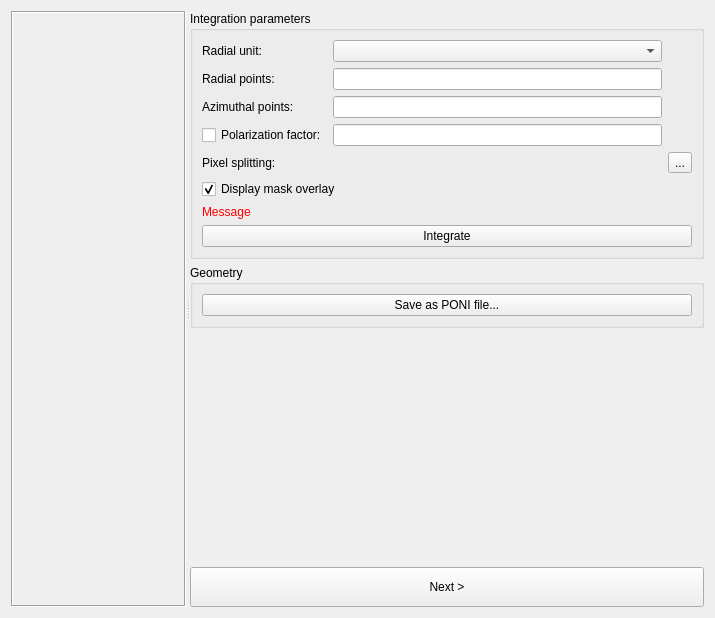
Above: pyFAI/resources/gui/calibration-result.ui from silx-kit/pyFAI before the change. Below: the same form after it.
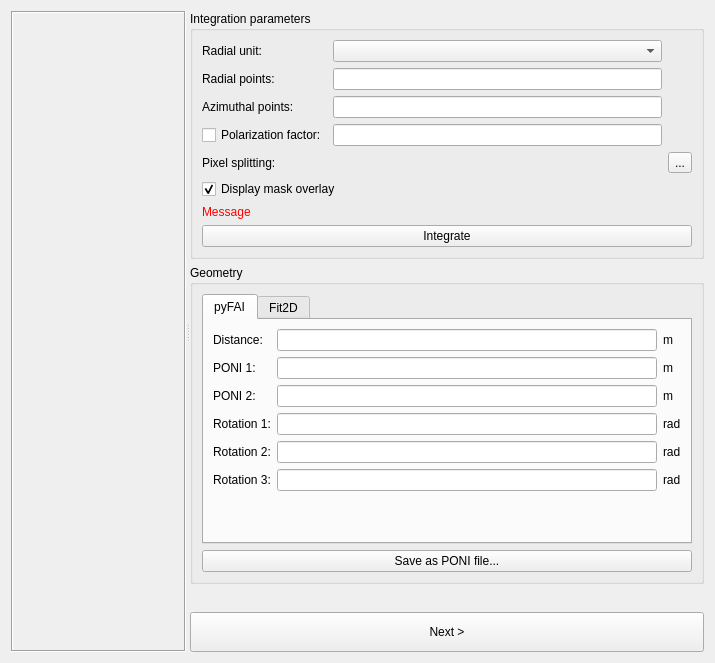
That is the form after the change. Custom widgets are drawn as their Qt base class.

Commit message: Alternative visulalization of geometry

```diff
--- a/pyFAI/resources/gui/calibration-result.ui
+++ b/pyFAI/resources/gui/calibration-result.ui
@@ -7,7 +7,7 @@
     <x>0</x>
     <y>0</y>
     <width>715</width>
-    <height>618</height>
+    <height>663</height>
    </rect>
   </property>
   <property name="windowTitle">
@@ -168,6 +168,366 @@
           <string>Geometry</string>
          </property>
          <layout class="QVBoxLayout" name="verticalLayout">
+          <item>
+           <widget class="QTabWidget" name="tabWidget">
+            <property name="currentIndex">
+             <number>0</number>
+            </property>
+            <widget class="QWidget" name="tab">
+             <attribute name="title">
+              <string>pyFAI</string>
+             </attribute>
+             <layout class="QGridLayout" name="gridLayout">
+              <item row="3" column="0">
+               <widget class="QLabel" name="label_3">
+                <property name="text">
+                 <string>PONI 2:</string>
+                </property>
+               </widget>
+              </item>
+              <item row="3" column="1">
+               <widget class="QuantityEdit" name="_pyfaiPoni2">
+                <property name="text">
+                 <string/>
+                </property>
+               </widget>
+              </item>
+              <item row="1" column="0">
+               <widget class="QLabel" name="label">
+                <property name="text">
+                 <string>PONI 1:</string>
+                </property>
+               </widget>
+              </item>
+              <item row="0" column="2">
+               <widget class="UnitLabel" name="_pyfaiDistanceUnit">
+                <property name="sizePolicy">
+                 <sizepolicy hsizetype="Fixed" vsizetype="Preferred">
+                  <horstretch>0</horstretch>
+                  <verstretch>0</verstretch>
+                 </sizepolicy>
+                </property>
+                <property name="text">
+                 <string>m</string>
+                </property>
+               </widget>
+              </item>
+              <item row="6" column="2">
+               <widget class="UnitLabel" name="_pyfaiRotation3Unit">
+                <property name="sizePolicy">
+                 <sizepolicy hsizetype="Fixed" vsizetype="Preferred">
+                  <horstretch>0</horstretch>
+                  <verstretch>0</verstretch>
+                 </sizepolicy>
+                </property>
+                <property name="text">
+                 <string>rad</string>
+                </property>
+               </widget>
+              </item>
+              <item row="5" column="2">
+               <widget class="UnitLabel" name="_pyfaiRotation2Unit">
+                <property name="sizePolicy">
+                 <sizepolicy hsizetype="Fixed" vsizetype="Preferred">
+                  <horstretch>0</horstretch>
+                  <verstretch>0</verstretch>
+                 </sizepolicy>
+                </property>
+                <property name="text">
+                 <string>rad</string>
+                </property>
+               </widget>
+              </item>
+              <item row="4" column="0">
+               <widget class="QLabel" name="label_4">
+                <property name="text">
+                 <string>Rotation 1:</string>
+                </property>
+               </widget>
+              </item>
+              <item row="6" column="0">
+               <widget class="QLabel" name="label_5">
+                <property name="text">
+                 <string>Rotation 3:</string>
+                </property>
+               </widget>
+              </item>
+              <item row="1" column="2">
+               <widget class="UnitLabel" name="_pyfaiPoni1Unit">
+                <property name="sizePolicy">
+                 <sizepolicy hsizetype="Fixed" vsizetype="Preferred">
+                  <horstretch>0</horstretch>
+                  <verstretch>0</verstretch>
+                 </sizepolicy>
+                </property>
+                <property name="text">
+                 <string>m</string>
+                </property>
+               </widget>
+              </item>
+              <item row="5" column="0">
+               <widget class="QLabel" name="label_9">
+                <property name="text">
+                 <string>Rotation 2:</string>
+                </property>
+               </widget>
+              </item>
+              <item row="1" column="1">
+               <widget class="QuantityEdit" name="_pyfaiPoni1">
+                <property name="text">
+                 <string/>
+                </property>
+               </widget>
+              </item>
+              <item row="5" column="1">
+               <widget class="QuantityEdit" name="_pyfaiRotation2">
+                <property name="text">
+                 <string/>
+                </property>
+               </widget>
+              </item>
+              <item row="4" column="1">
+               <widget class="QuantityEdit" name="_pyfaiRotation1">
+                <property name="text">
+                 <string/>
+                </property>
+               </widget>
+              </item>
+              <item row="6" column="1">
+               <widget class="QuantityEdit" name="_pyfaiRotation3">
+                <property name="text">
+                 <string/>
+                </property>
+               </widget>
+              </item>
+              <item row="0" column="1">
+               <widget class="QuantityEdit" name="_pyfaiDistance">
+                <property name="text">
+                 <string/>
+                </property>
+               </widget>
+              </item>
+              <item row="0" column="0">
+               <widget class="QLabel" name="label_10">
+                <property name="text">
+                 <string>Distance:</string>
+                </property>
+               </widget>
+              </item>
+              <item row="3" column="2">
+               <widget class="UnitLabel" name="_pyfaiPoni2Unit">
+                <property name="sizePolicy">
+                 <sizepolicy hsizetype="Fixed" vsizetype="Preferred">
+                  <horstretch>0</horstretch>
+                  <verstretch>0</verstretch>
+                 </sizepolicy>
+                </property>
+                <property name="text">
+                 <string>m</string>
+                </property>
+               </widget>
+              </item>
+              <item row="4" column="2">
+               <widget class="UnitLabel" name="_pyfaiRotation1Unit">
+                <property name="sizePolicy">
+                 <sizepolicy hsizetype="Fixed" vsizetype="Preferred">
+                  <horstretch>0</horstretch>
+                  <verstretch>0</verstretch>
+                 </sizepolicy>
+                </property>
+                <property name="text">
+                 <string>rad</string>
+                </property>
+               </widget>
+              </item>
+              <item row="7" column="1">
+               <spacer name="verticalSpacer_2">
+                <property name="orientation">
+                 <enum>Qt::Vertical</enum>
+                </property>
+                <property name="sizeHint" stdset="0">
+                 <size>
+                  <width>20</width>
+                  <height>40</height>
+                 </size>
+                </property>
+               </spacer>
+              </item>
+             </layout>
+            </widget>
+            <widget class="QWidget" name="tab_2">
+             <attribute name="title">
+              <string>Fit2D</string>
+             </attribute>
+             <layout class="QGridLayout" name="gridLayout_2">
+              <item row="3" column="1">
+               <widget class="QuantityEdit" name="_fit2dTilt">
+                <property name="text">
+                 <string/>
+                </property>
+               </widget>
+              </item>
+              <item row="0" column="0">
+               <widget class="QLabel" name="label_11">
+                <property name="text">
+                 <string>Direct distance:</string>
+                </property>
+               </widget>
+              </item>
+              <item row="0" column="1">
+               <widget class="QuantityEdit" name="_fit2dDistance">
+                <property name="text">
+                 <string/>
+                </property>
+               </widget>
+              </item>
+              <item row="2" column="0">
+               <widget class="QLabel" name="label_16">
+                <property name="text">
+                 <string>Center Y:</string>
+                </property>
+               </widget>
+              </item>
+              <item row="1" column="2">
+               <widget class="UnitLabel" name="_fit2dCenterXUnit">
+                <property name="sizePolicy">
+                 <sizepolicy hsizetype="Fixed" vsizetype="Preferred">
+                  <horstretch>0</horstretch>
+                  <verstretch>0</verstretch>
+                 </sizepolicy>
+                </property>
+                <property name="text">
+                 <string>px</string>
+                </property>
+               </widget>
+              </item>
+              <item row="2" column="2">
+               <widget class="UnitLabel" name="_fit2dCenterYUnit">
+                <property name="sizePolicy">
+                 <sizepolicy hsizetype="Fixed" vsizetype="Preferred">
+                  <horstretch>0</horstretch>
+                  <verstretch>0</verstretch>
+                 </sizepolicy>
+                </property>
+                <property name="text">
+                 <string>px</string>
+                </property>
+               </widget>
+              </item>
+              <item row="4" column="1">
+               <widget class="QuantityEdit" name="_fit2dTiltPlan">
+                <property name="text">
+                 <string/>
+                </property>
+               </widget>
+              </item>
+              <item row="6" column="0">
+               <widget class="QWidget" name="widget_2" native="true"/>
+              </item>
+              <item row="1" column="1">
+               <widget class="QuantityEdit" name="_fit2dCenterX">
+                <property name="text">
+                 <string/>
+                </property>
+               </widget>
+              </item>
+              <item row="4" column="2">
+               <widget class="UnitLabel" name="_fit2dTiltPlanUnit">
+                <property name="sizePolicy">
+                 <sizepolicy hsizetype="Fixed" vsizetype="Preferred">
+                  <horstretch>0</horstretch>
+                  <verstretch>0</verstretch>
+                 </sizepolicy>
+                </property>
+                <property name="text">
+                 <string>°</string>
+                </property>
+               </widget>
+              </item>
+              <item row="4" column="0">
+               <widget class="QLabel" name="label_18">
+                <property name="text">
+                 <string>Tilt plan rotation:</string>
+                </property>
+               </widget>
+              </item>
+              <item row="3" column="2">
+               <widget class="UnitLabel" name="_fit2dTiltUnit">
+                <property name="sizePolicy">
+                 <sizepolicy hsizetype="Fixed" vsizetype="Preferred">
+                  <horstretch>0</horstretch>
+                  <verstretch>0</verstretch>
+                 </sizepolicy>
+                </property>
+                <property name="text">
+                 <string>°</string>
+                </property>
+               </widget>
+              </item>
+              <item row="1" column="0">
+               <widget class="QLabel" name="label_15">
+                <property name="text">
+                 <string>Center X:</string>
+                </property>
+               </widget>
+              </item>
+              <item row="2" column="1">
+               <widget class="QuantityEdit" name="_fit2dCenterY">
+                <property name="text">
+                 <string/>
+                </property>
+               </widget>
+              </item>
+              <item row="6" column="1">
+               <spacer name="verticalSpacer_3">
+                <property name="orientation">
+                 <enum>Qt::Vertical</enum>
+                </property>
+                <property name="sizeHint" stdset="0">
+                 <size>
+                  <width>20</width>
+                  <height>40</height>
+                 </size>
+                </property>
+               </spacer>
+              </item>
+              <item row="0" column="2">
+               <widget class="UnitLabel" name="_fit2dDistanceUnit">
+                <property name="sizePolicy">
+                 <sizepolicy hsizetype="Fixed" vsizetype="Preferred">
+                  <horstretch>0</horstretch>
+                  <verstretch>0</verstretch>
+                 </sizepolicy>
+                </property>
+                <property name="text">
+                 <string>m</string>
+                </property>
+               </widget>
+              </item>
+              <item row="3" column="0">
+               <widget class="QLabel" name="label_17">
+                <property name="text">
+                 <string>Tilt:</string>
+                </property>
+               </widget>
+              </item>
+              <item row="5" column="0" colspan="3">
+               <widget class="QLabel" name="_fit2dError">
+                <property name="styleSheet">
+                 <string notr="true">QLabel {color: red}</string>
+                </property>
+                <property name="text">
+                 <string/>
+                </property>
+                <property name="wordWrap">
+                 <bool>true</bool>
+                </property>
+               </widget>
+              </item>
+             </layout>
+            </widget>
+           </widget>
+          </item>
           <item>
            <widget class="QPushButton" name="_savePoniButton">
             <property name="toolTip">
@@ -240,6 +600,11 @@
    <header>pyFAI.gui.tasks.IntegrationTask</header>
    <container>1</container>
   </customwidget>
+  <customwidget>
+   <class>UnitLabel</class>
+   <extends>QLabel</extends>
+   <header>pyFAI.gui.widgets.UnitLabel</header>
+  </customwidget>
  </customwidgets>
  <tabstops>
   <tabstop>_radialUnit</tabstop>
```
Left out of the diff: 27 changed lines with no effect on the pictures. The commit also changes 1 other file.
